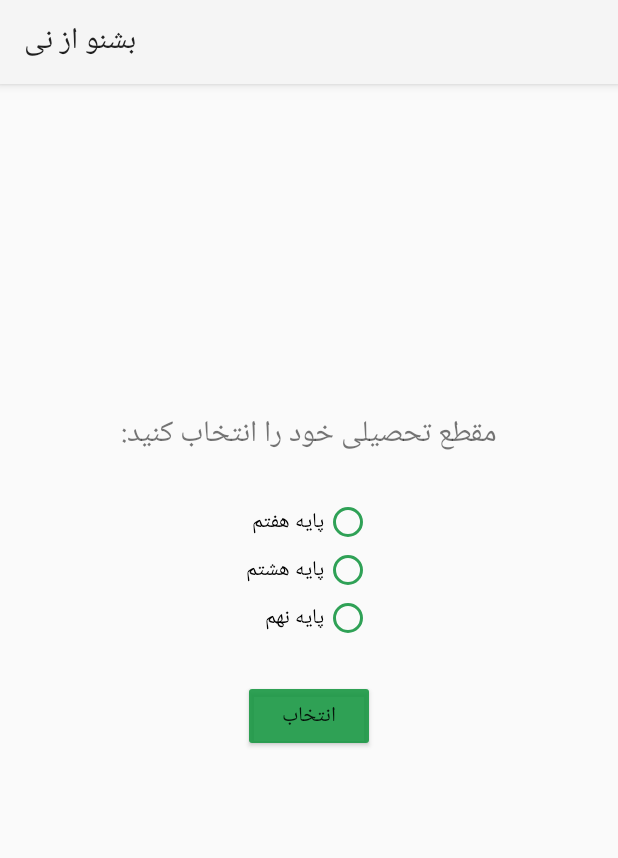
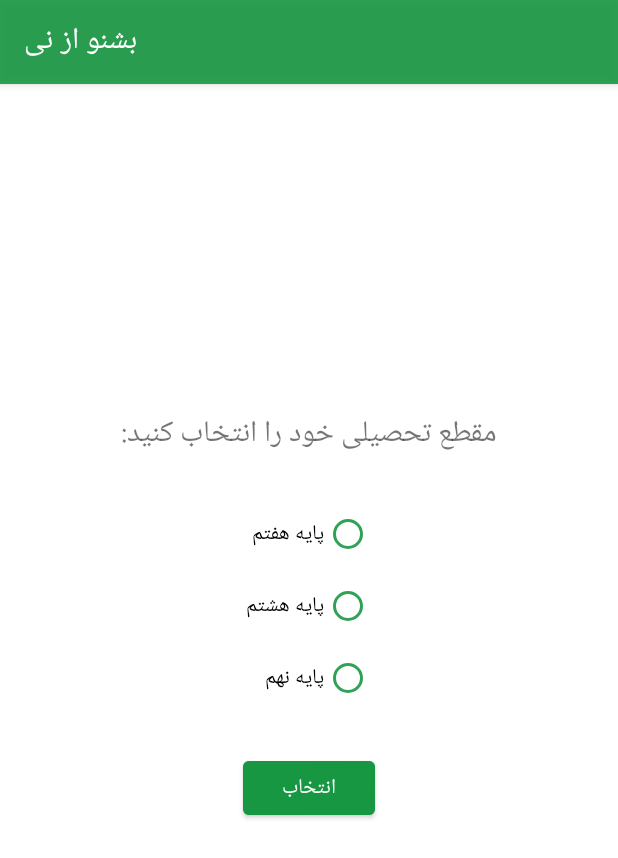
Before and after one commit to imhossyn/beshno-as-naiy, an Android app: the screen it shows after launch (MainActivity), on a phone screen of 412 x 824 dp. Shown: the top 858 px of the screen. Run offline under Robolectric (Android 15) with nearby library versions, the phone set to English and light mode, and no system bars.

Commit message:
action bar color

```diff
--- a/app/src/main/AndroidManifest.xml
+++ b/app/src/main/AndroidManifest.xml
@@ -3,6 +3,8 @@
     xmlns:tools="http://schemas.android.com/tools">
 
     <uses-permission android:name="android.permission.INTERNET" />
+    <uses-permission android:name="android.permission.READ_EXTERNAL_STORAGE"
+        android:maxSdkVersion="32" />
 
     <application
         android:allowBackup="true"
--- a/app/src/main/res/values-night/themes.xml
+++ b/app/src/main/res/values-night/themes.xml
@@ -1,7 +1,16 @@
 <resources xmlns:tools="http://schemas.android.com/tools">
     <!-- Base application theme. -->
-    <style name="Base.Theme.Beshnoasnaiy" parent="Theme.AppCompat">
-        <!-- Customize your dark theme here. -->
-        <!-- <item name="colorPrimary">@color/my_dark_primary</item> -->
+    <style name="Base.Theme.Beshnoasnaiy" parent="Theme.MaterialComponents.DayNight.DarkActionBar">
+        <!-- Primary brand color. -->
+        <item name="colorPrimary">@color/green</item>
+        <item name="colorPrimaryVariant">@color/green_tire2</item>
+        <item name="colorOnPrimary">@color/white</item>
+        <!-- Secondary brand color. -->
+        <item name="colorSecondary">@color/green</item>
+        <item name="colorSecondaryVariant">@color/green</item>
+        <item name="colorOnSecondary">@color/black</item>
+        <!-- Status bar color. -->
+        <item name="android:statusBarColor">?attr/colorPrimaryVariant</item>
+        <!-- Customize your theme here. -->
     </style>
 </resources>
--- a/app/src/main/res/values/colors.xml
+++ b/app/src/main/res/values/colors.xml
@@ -4,5 +4,6 @@
     <color name="white">#FFFFFFFF</color>
     <color name="green">#D5EED9</color>
     <color name="green_tire">#E2169641</color>
+    <color name="green_tire2">#169641</color>
     <color name="black_low">#A6272727</color>
 </resources>
--- a/app/src/main/res/values/themes.xml
+++ b/app/src/main/res/values/themes.xml
@@ -1,8 +1,17 @@
 <resources xmlns:tools="http://schemas.android.com/tools">
     <!-- Base application theme. -->
-    <style name="Base.Theme.Beshnoasnaiy" parent="Theme.AppCompat.Light">
-        <!-- Customize your light theme here. -->
-        <!-- <item name="colorPrimary">@color/my_light_primary</item> -->
+    <style name="Base.Theme.Beshnoasnaiy" parent="Theme.MaterialComponents.DayNight.DarkActionBar">
+        <!-- Primary brand color. -->
+        <item name="colorPrimary">@color/green_tire</item>
+        <item name="colorPrimaryVariant">@color/green_tire2</item>
+        <item name="colorOnPrimary">@color/white</item>
+        <!-- Secondary brand color. -->
+        <item name="colorSecondary">@color/green</item>
+        <item name="colorSecondaryVariant">@color/green_tire2</item>
+        <item name="colorOnSecondary">@color/black</item>
+        <!-- Status bar color. -->
+        <item name="android:statusBarColor" >?attr/colorPrimaryVariant</item>
+        <!-- Customize your theme here. -->
     </style>
 
     <style name="Theme.Beshnoasnaiy" parent="Base.Theme.Beshnoasnaiy" />
--- a/gradle.properties
+++ b/gradle.properties
@@ -19,3 +19,4 @@ android.useAndroidX=true
 # resources declared in the library itself and none from the library's dependencies,
 # thereby reducing the size of the R class for that library
 android.nonTransitiveRClass=true
+minifyEnabled=true
```
Also changed, not shown: 3 other files.
